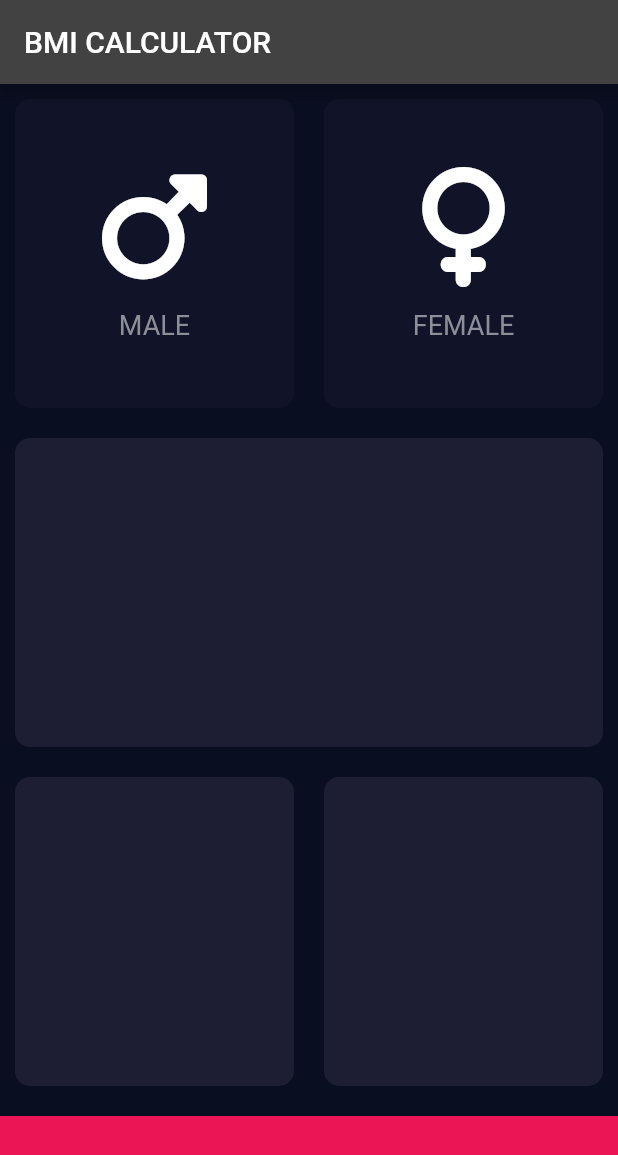
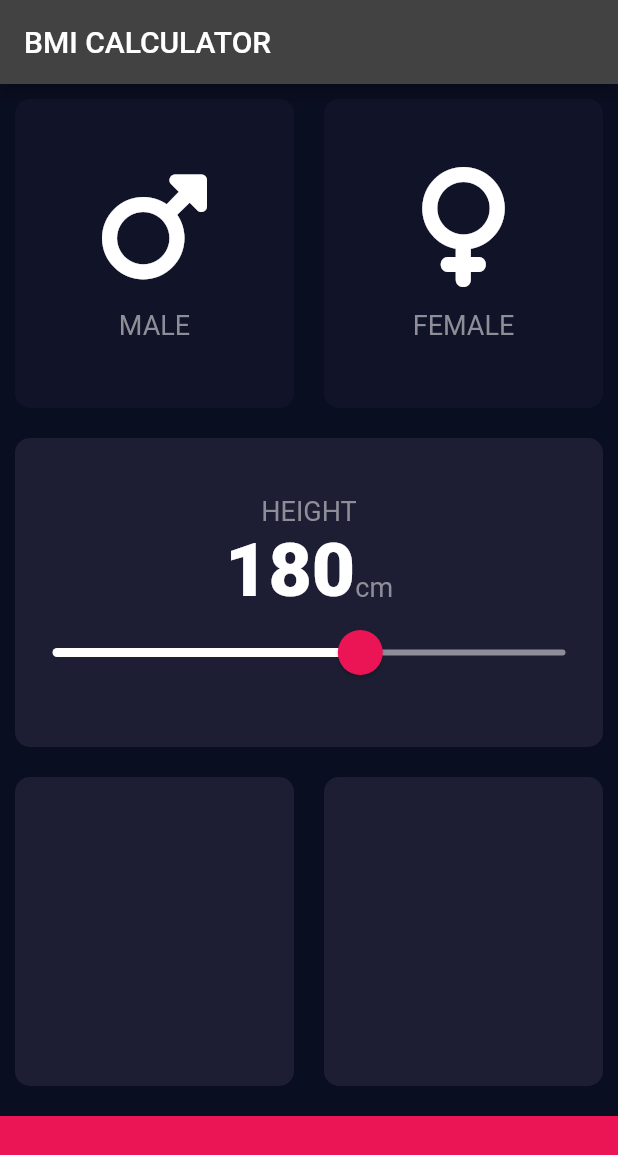
Before and after one commit to EdjinJerney/bmi_calculator_payumo, a Flutter app: the screen it shows after launch, on a phone screen of 412 x 824 dp. Shown: the top 1155 px of the screen. Run offline on Flutter 3.47's test engine with Material 2 defaults, Android fonts, the phone set to English and light mode, and no system bars; our stand-ins replace font_awesome_flutter.

Commit message:
added working slider for height

```diff
--- /dev/null
+++ b/lib/constants.dart
@@ -0,0 +1,16 @@
+import 'package:flutter/material.dart';
+
+const kBottomContainerHeight = 80.0;
+const kActiveCardColor = Color(0xFF1D1E33);
+const kInactiveCardColor = Color(0xFF111328);
+const kBottomContainerColor = Color(0xFFEB1555);
+
+const kLabelTextStyle = TextStyle(
+  fontSize: 18.0,
+  color: Color(0xFF8D8E98),
+);
+
+const kNumberTextStyle = TextStyle(
+  fontSize: 50,
+  fontWeight: FontWeight.w900,
+);
--- a/lib/icon_content.dart
+++ b/lib/icon_content.dart
@@ -1,6 +1,6 @@
 import 'package:flutter/material.dart';
 
-const labelTextStyle = TextStyle(fontSize: 18.0, color: Color(0xFF8D8E98));
+import 'constants.dart';
 
 class IconContent extends StatelessWidget {
   final IconData? icon;
@@ -21,7 +21,7 @@
         ),
         Text(
           label!,
-          style: labelTextStyle,
+          style: kLabelTextStyle,
         ),
       ],
     );
--- a/lib/input_page.dart
+++ b/lib/input_page.dart
@@ -2,11 +2,7 @@
 import 'package:font_awesome_flutter/font_awesome_flutter.dart';
 import 'icon_content.dart';
 import 'reusable_card.dart';
-
-const bottomContainerHeight = 80.0;
-const activeCardColor = Color(0xFF1D1E33);
-const inactiveCardColor = Color(0xFF111328);
-const bottomContainerColor = Color(0xFFEB1555);
+import 'constants.dart';
 
 enum Gender { male, female }
 
@@ -17,6 +13,7 @@
 
 class _InputPageState extends State<InputPage> {
   Gender? selectedGender;
+  int height = 180;
 
   @override
   Widget build(BuildContext context) {
@@ -25,6 +22,7 @@
         title: const Text('BMI CALCULATOR'),
       ),
       body: Column(
+        crossAxisAlignment: CrossAxisAlignment.stretch,
         children: <Widget>[
           Expanded(
             child: Row(
@@ -37,8 +35,8 @@
                       });
                     },
                     color: (selectedGender == Gender.male)
-                        ? activeCardColor
-                        : inactiveCardColor,
+                        ? kActiveCardColor
+                        : kInactiveCardColor,
                     cardChild: IconContent(
                       icon: FontAwesomeIcons.mars,
                       label: 'MALE',
@@ -53,8 +51,8 @@
                       });
                     },
                     color: (selectedGender == Gender.female)
-                        ? activeCardColor
-                        : inactiveCardColor,
+                        ? kActiveCardColor
+                        : kInactiveCardColor,
                     cardChild: IconContent(
                       icon: FontAwesomeIcons.venus,
                       label: 'FEMALE',
@@ -64,20 +62,69 @@
               ],
             ),
           ),
-          Expanded(child: ReusableCard(color: activeCardColor)),
+          Expanded(
+            child: ReusableCard(
+              color: kActiveCardColor,
+              cardChild: Column(
+                mainAxisAlignment: MainAxisAlignment.center,
+                children: <Widget>[
+                  Text(
+                    'HEIGHT',
+                    style: kLabelTextStyle,
+                  ),
+                  Row(
+                    mainAxisAlignment: MainAxisAlignment.center,
+                    crossAxisAlignment: CrossAxisAlignment.baseline,
+                    textBaseline: TextBaseline.alphabetic,
+                    children: <Widget>[
+                      Text(
+                        height.toString(),
+                        style: kNumberTextStyle,
+                      ),
+                      Text(
+                        'cm',
+                        style: kLabelTextStyle,
+                      ),
+                    ],
+                  ),
+                  SliderTheme(
+                    data: SliderTheme.of(context).copyWith(
+                        activeTrackColor: Colors.white,
+                        inactiveTrackColor: Color(0xFF8F8E98),
+                        thumbColor: Color(0xFFEB1555),
+                        overlayColor: Color(0x29EB1555),
+                        thumbShape:
+                            RoundSliderThumbShape(enabledThumbRadius: 15.0),
+                        overlayShape:
+                            RoundSliderOverlayShape(overlayRadius: 25.0)),
+                    child: Slider(
+                      value: height.toDouble(),
+                      min: 120,
+                      max: 220,
+                      onChanged: (double newValue) {
+                        setState(() {
+                          height = newValue.round();
+                        });
+                      },
+                    ),
+                  ),
+                ],
+              ),
+            ),
+          ),
           Expanded(
             child: Row(
               children: <Widget>[
-                Expanded(child: ReusableCard(color: activeCardColor)),
-                Expanded(child: ReusableCard(color: activeCardColor)),
+                Expanded(child: ReusableCard(color: kActiveCardColor)),
+                Expanded(child: ReusableCard(color: kActiveCardColor)),
               ],
             ),
           ),
           Container(
-            color: bottomContainerColor,
+            color: kBottomContainerColor,
             margin: EdgeInsets.only(top: 10.0),
             width: double.infinity,
-            height: bottomContainerHeight,
+            height: kBottomContainerHeight,
           ),
         ],
       ),
```
